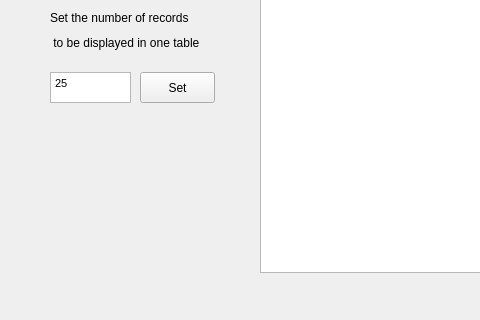
Old version of the form src/FFParser_GUI/source/mainwindow.ui in the repository sp0wk/FFParser_2017; both pictures show x 0 to 480 and y 324 to 644 of the 938 by 644 pixel window.
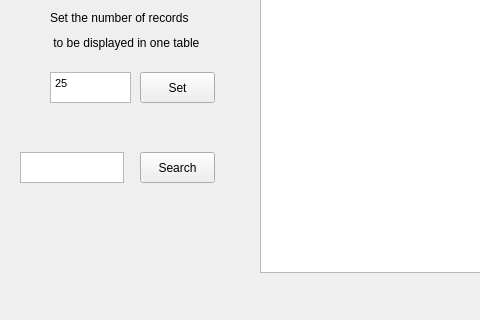
New version of the form.

Commit message: Add search in data table

Diff of the .ui file:
```diff
--- a/src/FFParser_GUI/source/mainwindow.ui
+++ b/src/FFParser_GUI/source/mainwindow.ui
@@ -163,6 +163,29 @@
      <string> to be displayed in one table</string>
     </property>
    </widget>
+   <widget class="QTextEdit" name="textEdit_2">
+    <property name="geometry">
+     <rect>
+      <x>20</x>
+      <y>440</y>
+      <width>104</width>
+      <height>31</height>
+     </rect>
+    </property>
+   </widget>
+   <widget class="QPushButton" name="pushButton_4">
+    <property name="geometry">
+     <rect>
+      <x>140</x>
+      <y>440</y>
+      <width>75</width>
+      <height>31</height>
+     </rect>
+    </property>
+    <property name="text">
+     <string>Search</string>
+    </property>
+   </widget>
   </widget>
   <widget class="QMenuBar" name="menuBar">
    <property name="geometry">
```
The commit also changes 2 other files.
